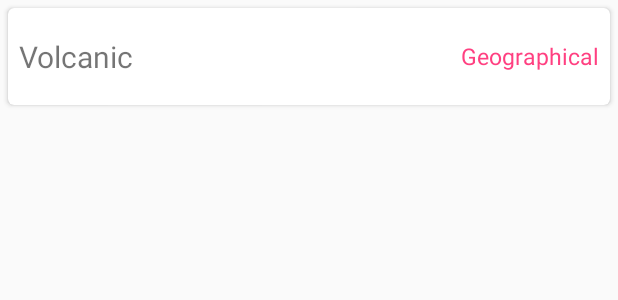
After one commit to freshollie/206CDE35, an Android app: the layout card_layout_disaster.xml on its own in the app's theme, with its tools: preview values and no code run, on a phone screen of 412 x 824 dp. The commit adds this screen. Shown: the top 300 px of the screen. Run offline under Robolectric (Android 15) with nearby library versions, the phone set to English and light mode, and no system bars.

Commit message:
Created JSON database parser, created adapter for disaster list

```diff
--- a/project/app/DisasterZone/app/build.gradle
+++ b/project/app/DisasterZone/app/build.gradle
@@ -25,5 +25,7 @@ dependencies {
         exclude group: 'com.android.support', module: 'support-annotations'
     })
     compile 'com.android.support:appcompat-v7:24.2.1'
+    compile 'com.android.support:cardview-v7:24.0.+'
+    compile 'com.android.support:recyclerview-v7:24.0.+'
     testCompile 'junit:junit:4.12'
 }
--- /dev/null
+++ b/project/app/DisasterZone/app/src/main/res/layout/card_layout_disaster.xml
@@ -0,0 +1,45 @@
+<?xml version="1.0" encoding="utf-8"?>
+<LinearLayout xmlns:android="http://schemas.android.com/apk/res/android"
+    xmlns:tools="http://schemas.android.com/tools"
+    xmlns:card_view="http://schemas.android.com/apk/res-auto"
+    android:layout_height="75dp"
+    android:layout_centerInParent="true"
+    android:layout_width="match_parent"
+    android:clipToPadding="false"
+    android:padding="5dp">
+    <!-- A CardView that contains a TextView -->
+    <android.support.v7.widget.CardView
+        xmlns:card_view="http://schemas.android.com/apk/res-auto"
+        android:id="@+id/disaster_card"
+        android:layout_gravity="center"
+        android:elevation="3dp"
+        android:layout_width="match_parent"
+        android:layout_height="match_parent"
+        card_view:cardCornerRadius="4dp"
+        android:clickable="true">
+        <RelativeLayout
+            android:layout_width="match_parent"
+            android:layout_height="match_parent"
+            android:padding="7dp">
+            <TextView
+                android:id="@+id/disaster_name"
+                android:layout_width="wrap_content"
+                android:layout_height="wrap_content"
+                android:text="Volcanic"
+                android:textSize="20sp"
+                android:layout_centerVertical="true"
+                android:layout_alignParentLeft="true"/>
+
+            <TextView
+                android:id="@+id/disaster_type"
+                android:layout_width="wrap_content"
+                android:layout_height="wrap_content"
+                android:text="Geographical"
+                android:textSize="15sp"
+                android:textColor="@color/colorAccent"
+                android:layout_centerVertical="true"
+                android:layout_alignParentRight="true"/>
+
+        </RelativeLayout>
+    </android.support.v7.widget.CardView>
+</LinearLayout>
--- a/project/app/DisasterZone/app/src/main/res/values/strings.xml
+++ b/project/app/DisasterZone/app/src/main/res/values/strings.xml
@@ -3,4 +3,6 @@
 
     <string name="PREFERENCES_KEY">asodfhiasdfh</string>
     <string name="SAVED_DATABASE_JSON">saved_database_json</string>
+
+    <string name="loading_database">Loading Database…</string>
 </resources>
--- a/project/app/DisasterZone/app/src/main/res/values/styles.xml
+++ b/project/app/DisasterZone/app/src/main/res/values/styles.xml
@@ -1,7 +1,7 @@
 <resources>
 
     <!-- Base application theme. -->
-    <style name="AppTheme" parent="Theme.AppCompat.Light.DarkActionBar">
+    <style name="AppTheme" parent="Theme.AppCompat.Light.NoActionBar">
         <!-- Customize your theme here. -->
         <item name="colorPrimary">@color/colorPrimary</item>
         <item name="colorPrimaryDark">@color/colorPrimaryDark</item>
```
Also changed, not shown: project/app/DisasterZone/app/src/main/java/uk/ac/coventry/m206cde/tutorial3/group5/disasterzone/Disaster.java (+17 -4 lines), project/app/DisasterZone/app/src/main/java/uk/ac/coventry/m206cde/tutorial3/group5/disasterzone/DisasterDatabase.java (+156 -13 lines), project/app/DisasterZone/app/src/main/java/uk/ac/coventry/m206cde/tutorial3/group5/disasterzone/DisasterListActivity.java (+28 -0 lines), project/app/DisasterZone/app/src/main/java/uk/ac/coventry/m206cde/tutorial3/group5/disasterzone/DisasterListAdapter.java (added, +72 -0 lines), project/app/DisasterZone/app/src/main/java/uk/ac/coventry/m206cde/tutorial3/group5/disasterzone/Item.java (+6 -3 lines), project/app/DisasterZone/app/src/main/res/layout/activity_disaster_list.xml (+10 -1 lines).
